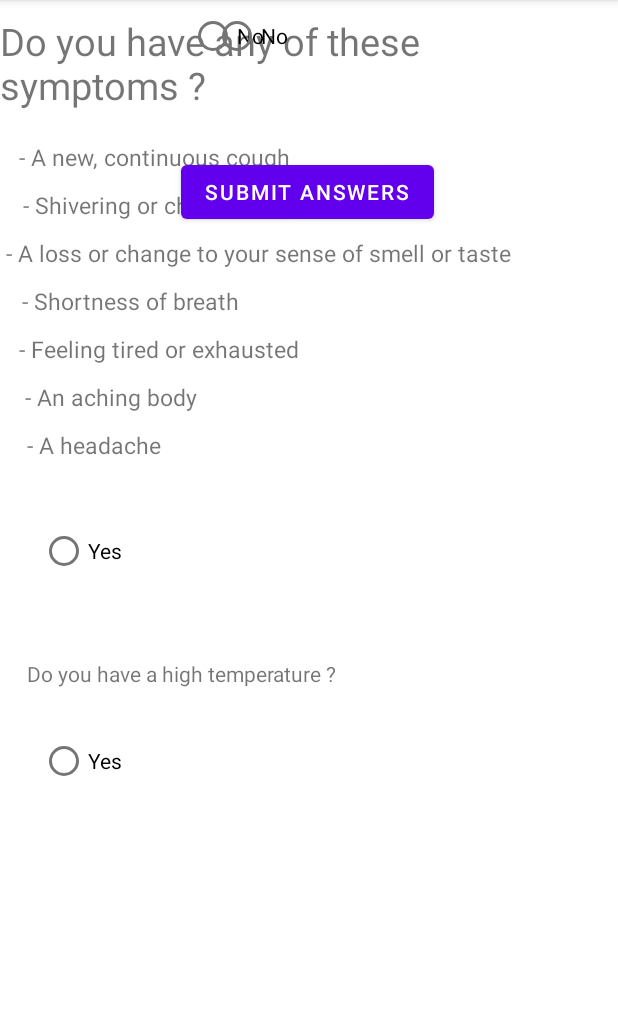
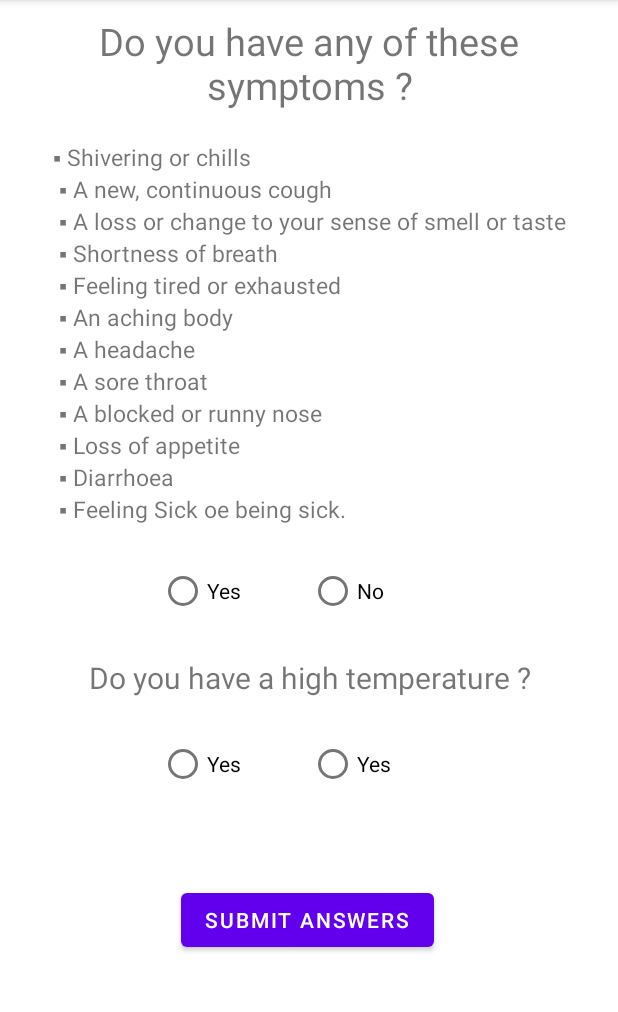
Before and after one commit to Vishsticks/COVID_App, an Android app: the SymptomChecker screen opened directly, with no data from a screen before it, on a phone screen of 412 x 824 dp, the part 84-1096 px from its top. Run offline under Robolectric (Android 15) with nearby library versions, the phone set to English and light mode, and no system bars.

Commit message:
UI improved

```diff
--- a/app/src/main/res/layout/activity_symptom_checker.xml
+++ b/app/src/main/res/layout/activity_symptom_checker.xml
@@ -7,105 +7,44 @@
     tools:context=".SymptomChecker">
 
     <TextView
-        android:id="@+id/question"
+        android:id="@+id/txt_question"
         android:layout_width="wrap_content"
         android:layout_height="wrap_content"
         android:layout_marginTop="10dp"
+        android:gravity="center"
         android:text="Do you have any of these symptoms ?"
+        android:textSize="25sp"
         app:layout_constraintEnd_toEndOf="parent"
         app:layout_constraintStart_toStartOf="parent"
-        app:layout_constraintTop_toTopOf="parent"
-        android:textSize="25sp"/>
+        app:layout_constraintTop_toTopOf="parent" />
 
     <TextView
-        android:id="@+id/p1"
+        android:id="@+id/txt_symptoms"
         android:layout_width="wrap_content"
         android:layout_height="wrap_content"
-        android:layout_marginTop="84dp"
-        android:text="- A new, continuous cough"
+        android:layout_marginTop="20dp"
+        android:text="@string/str_symptoms"
         android:textSize="15sp"
         app:layout_constraintEnd_toEndOf="parent"
-        app:layout_constraintHorizontal_bias="0.055"
         app:layout_constraintStart_toStartOf="parent"
-        app:layout_constraintTop_toTopOf="@id/question" />
+        app:layout_constraintTop_toBottomOf="@id/txt_question" />
 
-    <TextView
-        android:id="@+id/p2"
+
+    <RadioGroup
+        android:id="@+id/radio_symptoms_answer"
         android:layout_width="wrap_content"
         android:layout_height="wrap_content"
-        android:layout_marginTop="32dp"
-        android:text="- Shivering or chills"
-        android:textSize="15sp"
+        android:layout_marginTop="20dp"
+        android:orientation="horizontal"
+        app:flow_horizontalStyle="packed"
         app:layout_constraintEnd_toEndOf="parent"
-        app:layout_constraintHorizontal_bias="0.055"
         app:layout_constraintStart_toStartOf="parent"
-        app:layout_constraintTop_toTopOf="@id/p1" />
-
-    <TextView
-        android:id="@+id/p3"
-        android:layout_width="wrap_content"
-        android:layout_height="wrap_content"
-        android:layout_marginTop="32dp"
-        android:text="- A loss or change to your sense of smell or taste"
-        android:textSize="15sp"
-        app:layout_constraintEnd_toEndOf="parent"
-        app:layout_constraintHorizontal_bias="0.055"
-        app:layout_constraintStart_toStartOf="parent"
-        app:layout_constraintTop_toTopOf="@id/p2" />
-
-    <TextView
-        android:id="@+id/p4"
-        android:layout_width="wrap_content"
-        android:layout_height="wrap_content"
-        android:layout_marginTop="32dp"
-        android:text="- Shortness of breath"
-        android:textSize="15sp"
-        app:layout_constraintEnd_toEndOf="parent"
-        app:layout_constraintHorizontal_bias="0.055"
-        app:layout_constraintStart_toStartOf="parent"
-        app:layout_constraintTop_toTopOf="@id/p3" />
-
-    <TextView
-        android:id="@+id/p5"
-        android:layout_width="wrap_content"
-        android:layout_height="wrap_content"
-        android:layout_marginTop="32dp"
-        android:text="- Feeling tired or exhausted"
-        android:textSize="15sp"
-        app:layout_constraintEnd_toEndOf="parent"
-        app:layout_constraintHorizontal_bias="0.055"
-        app:layout_constraintStart_toStartOf="parent"
-        app:layout_constraintTop_toTopOf="@id/p4" />
-
-    <TextView
-        android:id="@+id/p6"
-        android:layout_width="wrap_content"
-        android:layout_height="wrap_content"
-        android:layout_marginTop="32dp"
-        android:text="- An aching body"
-        android:textSize="15sp"
-        app:layout_constraintEnd_toEndOf="parent"
-        app:layout_constraintHorizontal_bias="0.055"
-        app:layout_constraintStart_toStartOf="parent"
-        app:layout_constraintTop_toTopOf="@id/p5" />
-
-    <TextView
-        android:id="@+id/p7"
-        android:layout_width="wrap_content"
-        android:layout_height="wrap_content"
-        android:layout_marginTop="32dp"
-        android:text="- A headache"
-        android:textSize="15sp"
-        app:layout_constraintEnd_toEndOf="parent"
-        app:layout_constraintHorizontal_bias="0.055"
-        app:layout_constraintStart_toStartOf="parent"
-        app:layout_constraintTop_toTopOf="@id/p6" />
+        app:layout_constraintTop_toBottomOf="@id/txt_symptoms">
 
         <RadioButton
             android:id="@+id/radio_symptom_answer_1_positive"
-        android:layout_width="wrap_content"
+            android:layout_width="100dp"
             android:layout_height="wrap_content"
-        android:layout_marginTop="36dp"
             android:text="Yes"
             app:layout_constraintEnd_toEndOf="parent"
             app:layout_constraintHorizontal_bias="0.075"
@@ -114,45 +53,55 @@
 
         <RadioButton
             android:id="@+id/radio_symptom_answer_1_positive2"
-        android:layout_width="wrap_content"
+            android:layout_width="100dp"
             android:layout_height="wrap_content"
-        android:layout_marginTop="176dp"
-        android:text="Yes"
+            android:text="No"
             app:layout_constraintEnd_toEndOf="parent"
             app:layout_constraintHorizontal_bias="0.075"
             app:layout_constraintStart_toStartOf="parent"
             app:layout_constraintTop_toBottomOf="@+id/p7" />
 
-    <RadioButton
-        android:id="@+id/radio_symptom_answer_1_negative"
-        android:layout_width="wrap_content"
-        android:layout_height="wrap_content"
-        android:text="No"
-        app:layout_constraintEnd_toEndOf="parent"
-        app:layout_constraintHorizontal_bias="0.157"
-        app:layout_constraintStart_toEndOf="@+id/radio_symptom_answer_1_positive"
-        tools:layout_editor_absoluteY="341dp" />
-
-    <RadioButton
-        android:id="@+id/radio_symptom_answer_1_negative2"
-        android:layout_width="wrap_content"
-        android:layout_height="wrap_content"
-        android:text="No"
-        app:layout_constraintEnd_toEndOf="parent"
-        app:layout_constraintHorizontal_bias="0.215"
-        app:layout_constraintStart_toEndOf="@+id/radio_symptom_answer_1_positive"
-        tools:layout_editor_absoluteY="482dp" />
+    </RadioGroup>
 
     <TextView
         android:id="@+id/txt_question_temp"
         android:layout_width="wrap_content"
         android:layout_height="wrap_content"
-        android:layout_marginTop="48dp"
+        android:layout_marginTop="20dp"
+        android:gravity="center"
         android:text="Do you have a high temperature ?"
+        android:textSize="20dp"
         app:layout_constraintEnd_toEndOf="parent"
-        app:layout_constraintHorizontal_bias="0.088"
         app:layout_constraintStart_toStartOf="parent"
-        app:layout_constraintTop_toBottomOf="@+id/radio_symptom_answer_1_positive" />
+        app:layout_constraintTop_toBottomOf="@+id/radio_symptoms_answer" />
+
+    <RadioGroup
+        android:id="@+id/radio_tempture"
+        android:layout_width="wrap_content"
+        android:layout_height="wrap_content"
+        android:layout_marginTop="20dp"
+        android:orientation="horizontal"
+        app:layout_constraintEnd_toEndOf="parent"
+        app:layout_constraintStart_toStartOf="parent"
+        app:layout_constraintTop_toBottomOf="@id/txt_question_temp">
+
+        <RadioButton
+            android:layout_width="100dp"
+            android:layout_height="wrap_content"
+            android:text="Yes"
+            app:layout_constraintEnd_toEndOf="parent"
+            app:layout_constraintStart_toStartOf="parent"
+            app:layout_constraintTop_toBottomOf="@+id/p7" />
+
+        <RadioButton
+            android:layout_width="100dp"
+            android:layout_height="wrap_content"
+            android:text="Yes"
+            app:layout_constraintEnd_toEndOf="parent"
+            app:layout_constraintStart_toStartOf="parent"
+            app:layout_constraintTop_toBottomOf="@+id/p7" />
+
+    </RadioGroup>
 
     <Button
         android:layout_width="wrap_content"
@@ -162,17 +111,7 @@
         app:layout_constraintEnd_toEndOf="parent"
         app:layout_constraintHorizontal_bias="0.497"
         app:layout_constraintStart_toStartOf="parent"
-        app:layout_constraintTop_toBottomOf="@+id/radio_symptom_answer_1_negative2" />
-
-
-    <!--    <LinearLayout-->
-<!--        android:id="@+id/covid_points_container"-->
-<!--        android:layout_width="match_parent"-->
-<!--        android:layout_height="wrap_content"-->
-<!--        android:orientation="vertical"-->
-<!--        android:padding="16dp">-->
-<!--    </LinearLayout>-->
-
+        app:layout_constraintTop_toBottomOf="@+id/radio_tempture" />
 
 
 </androidx.constraintlayout.widget.ConstraintLayout>
--- a/app/src/main/res/values/strings.xml
+++ b/app/src/main/res/values/strings.xml
@@ -1,3 +1,17 @@
 <resources>
     <string name="app_name">COVID_App</string>
+    <string name="str_symptoms">
+        ▪ Shivering or chills\n
+        ▪ A new, continuous cough\n
+        ▪ A loss or change to your sense of smell or taste\n
+        ▪ Shortness of breath\n
+        ▪ Feeling tired or exhausted\n
+        ▪ An aching body\n
+        ▪ A headache\n
+        ▪ A sore throat\n
+        ▪ A blocked or runny nose\n
+        ▪ Loss of appetite\n
+        ▪ Diarrhoea\n
+        ▪ Feeling Sick oe being sick.
+    </string>
 </resources>
```
Lines whose indentation alone changed are shown as unchanged.
